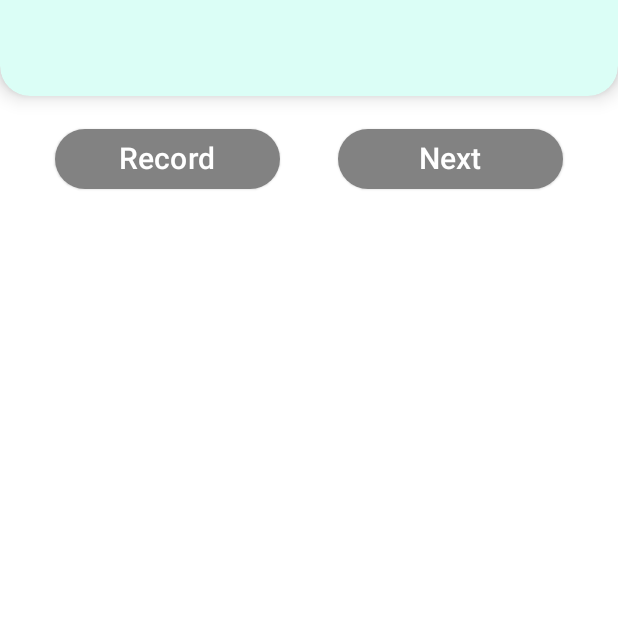
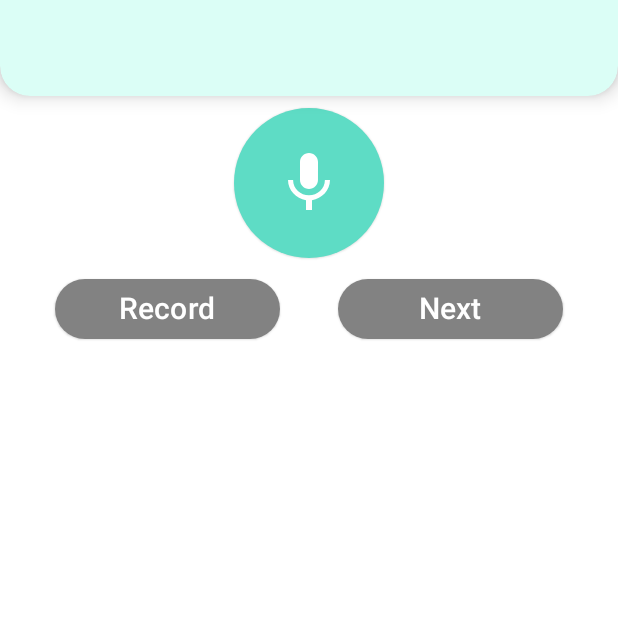
Before and after one commit to GDSC-CAU/Vridge-Android, an Android app built with Jetpack Compose: the screen it shows after launch once a user with an empty profile is signed in (MainActivity), after a tap on an icon or button, on a phone screen of 412 x 824 dp, the top half of it. Run offline under Robolectric (Android 15) with nearby library versions, the light colour scheme and no system bars; our stand-ins replace Dagger/Hilt's generated code, Firebase (no records; nobody signed in at launch, a user with empty details on screens opened directly); libraries missing offline, so code that uses them is left out: com.firebase.ui.

Commit message:
Update RecordScreen : Added Record Buttons

```diff
--- a/app/src/main/java/com/gdsc_cau/vridge/record/RecordScreen.kt
+++ b/app/src/main/java/com/gdsc_cau/vridge/record/RecordScreen.kt
@@ -3,23 +3,64 @@ package com.gdsc_cau.vridge.record
 import androidx.compose.foundation.layout.Arrangement
 import androidx.compose.foundation.layout.Column
 import androidx.compose.foundation.layout.Row
+import androidx.compose.foundation.layout.fillMaxSize
 import androidx.compose.foundation.layout.fillMaxWidth
+import androidx.compose.foundation.layout.height
 import androidx.compose.foundation.layout.padding
 import androidx.compose.foundation.layout.width
+import androidx.compose.foundation.shape.CircleShape
 import androidx.compose.material3.ButtonDefaults
 import androidx.compose.material3.ElevatedButton
+import androidx.compose.material3.Icon
 import androidx.compose.material3.Text
 import androidx.compose.runtime.Composable
+import androidx.compose.ui.Alignment
 import androidx.compose.ui.Modifier
+import androidx.compose.ui.res.painterResource
 import androidx.compose.ui.unit.dp
 import androidx.compose.ui.unit.sp
+import com.gdsc_cau.vridge.R
 import com.gdsc_cau.vridge.ui.theme.Grey2
+import com.gdsc_cau.vridge.ui.theme.Primary
 import com.gdsc_cau.vridge.ui.theme.White
 
 @Composable
 fun RecordScreen() {
-    Column {
+    Column(
+        modifier = Modifier
+            .fillMaxSize()
+    ) {
+        RecordButton()
         RecordNavigator()
+    }
+}
+
+@Composable
+fun RecordButton() {
+    Column(
+        horizontalAlignment = Alignment.CenterHorizontally,
+        verticalArrangement = Arrangement.Center,
+        modifier = Modifier
+            .fillMaxWidth()
+    ) {
+        ElevatedButton(
+            colors = ButtonDefaults.elevatedButtonColors(
+                containerColor = Primary,
+                contentColor = White
+            ),
+            modifier = Modifier
+                .height(100.dp)
+                .width(100.dp),
+            shape = CircleShape,
+            onClick = {
+                // TODO: Record Start / Stop
+            }
+        ) {
+            Icon(
+                painter = painterResource(id = R.drawable.ic_mic),
+                contentDescription = "Record Button"
+            )
+        }
     }
 }
 
```
